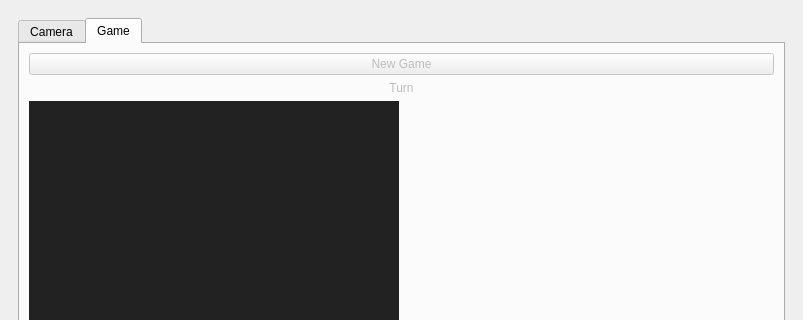
The window that src/aiBoardGame/view/ui/xiangqiWindow.ui (Menta25/AI-boardgame) describes before a commit, drawn with Qt 5; both pictures show x 0 to 803 and y 0 to 320 of the 803 by 595 pixel window.
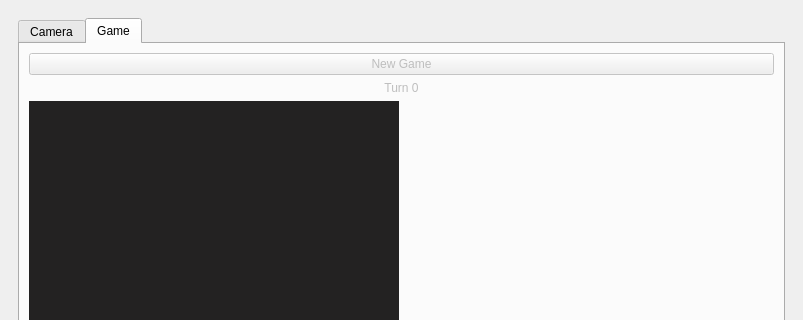
The same window after the commit. The open tabs and pages were chosen to show the change.

The edit to the form file:
```diff
--- a/src/aiBoardGame/view/ui/xiangqiWindow.ui
+++ b/src/aiBoardGame/view/ui/xiangqiWindow.ui
@@ -117,7 +117,7 @@
               <item>
                <widget class="QLabel" name="turnLabel">
                 <property name="text">
-                 <string>Turn</string>
+                 <string>Turn 0</string>
                 </property>
                 <property name="alignment">
                  <set>Qt::AlignCenter</set>
```
